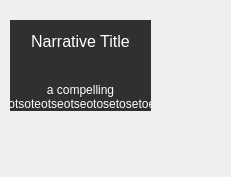
Above: src/narrative/NarrativeScrollItem.ui from IDREsandbox/vsim before the change. Below: the same form after it.
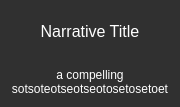
That is the form after the change.

Commit message: slide scroll bar looks alright, still messing with fixed sizes

Patch:
```diff
--- a/src/narrative/NarrativeScrollItem.ui
+++ b/src/narrative/NarrativeScrollItem.ui
@@ -6,27 +6,18 @@
    <rect>
     <x>0</x>
     <y>0</y>
-    <width>231</width>
-    <height>177</height>
+    <width>167</width>
+    <height>107</height>
    </rect>
   </property>
   <property name="windowTitle">
    <string>Form</string>
   </property>
-  <widget class="QWidget" name="widget" native="true">
-   <property name="geometry">
-    <rect>
-     <x>10</x>
-     <y>20</y>
-     <width>141</width>
-     <height>91</height>
-    </rect>
-   </property>
    <property name="styleSheet">
-    <string notr="true">background-color: rgb(48, 48, 48);
-</string>
-   </property>
-   <layout class="QVBoxLayout" name="verticalLayout">
+   <string notr="true">color: rgb(255, 255, 255);
+background-color: rgb(48, 48, 48);</string>
+  </property>
+  <layout class="QVBoxLayout" name="verticalLayout_2">
     <item>
      <widget class="QLabel" name="title">
       <property name="styleSheet">
@@ -61,7 +52,6 @@
      </widget>
     </item>
    </layout>
-  </widget>
  </widget>
  <resources/>
  <connections/>
```
Left out of the diff: 4 changed lines with no effect on the pictures. Lines whose indentation alone changed are shown as unchanged. The commit also changes 23 other files.
